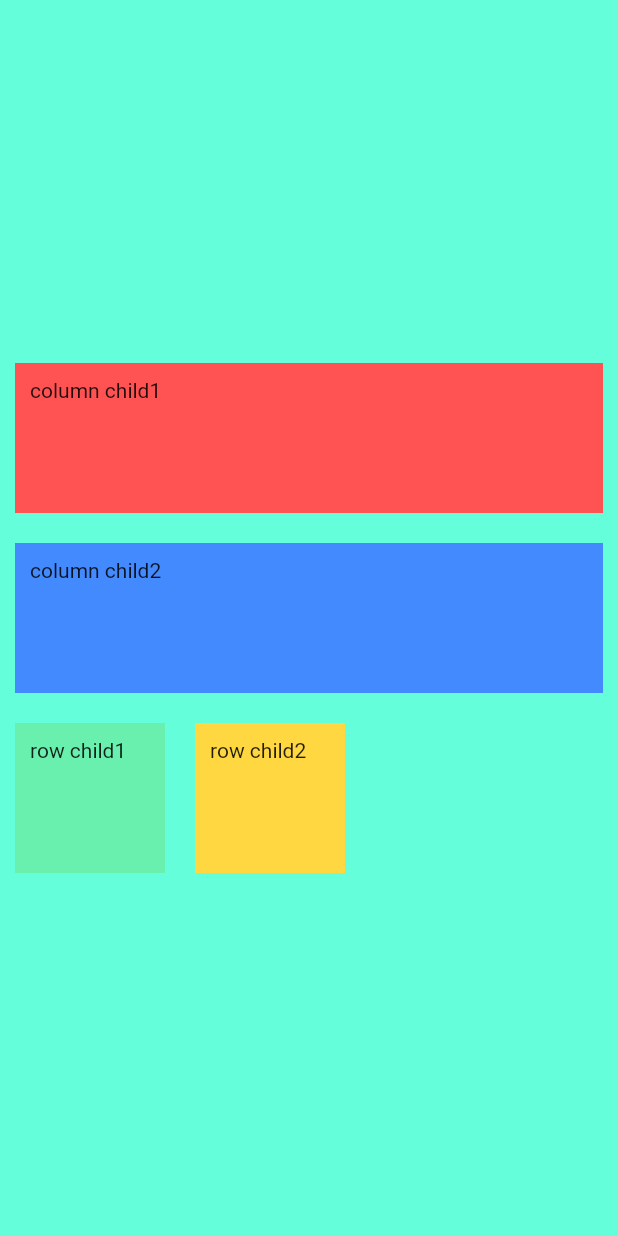
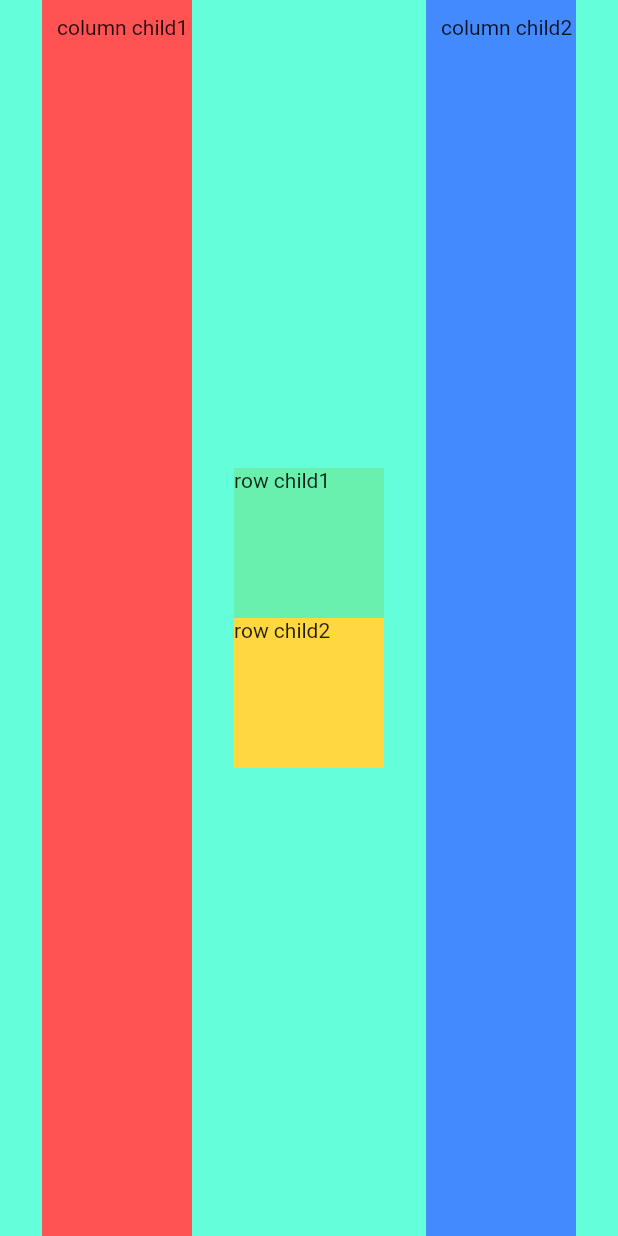
Before and after one commit to siddharth-kothari-spk/Flutter, a Flutter app: the screen it shows after launch, on a phone screen of 412 x 824 dp. Run offline on Flutter 3.47's test engine with Material 2 defaults, Android fonts, the phone set to English and light mode, and no system bars.

Commit message:
module 3 challenge

```diff
--- a/mi_card_flutter-master/lib/main.dart
+++ b/mi_card_flutter-master/lib/main.dart
@@ -13,49 +13,38 @@ class MyApp extends StatelessWidget {
       home: Scaffold(
         backgroundColor: Colors.tealAccent,
         body: SafeArea(
-          child: Column(
-            verticalDirection: VerticalDirection.down,
-            mainAxisAlignment: MainAxisAlignment.center,
+          child: Row(
             crossAxisAlignment: CrossAxisAlignment.stretch,
+            mainAxisAlignment: MainAxisAlignment.spaceEvenly,
             children: [
               Container(
                 color: Colors.redAccent,
                 child: Text("column child1"),
                 height: 100,
                 width: 100,
-                margin: EdgeInsets.fromLTRB(
-                    10, 10, 10, 10), // offset from edges of screen,
                 padding: EdgeInsets.only(left: 10, top: 10),
               ),
-              Container(
-                color: Colors.blueAccent,
-                child: Text("column child2"),
-                height: 100,
-                width: 100,
-                margin: EdgeInsets.fromLTRB(
-                    10, 10, 10, 10), // offset from edges of screen,
-                padding: EdgeInsets.only(left: 10, top: 10),
-              ),
-              Row(children: [
+              Column(mainAxisAlignment: MainAxisAlignment.center, children: [
                 Container(
                   color: Colors.greenAccent,
                   child: Text("row child1"),
                   height: 100,
                   width: 100,
-                  margin: EdgeInsets.fromLTRB(
-                      10, 10, 10, 10), // offset from edges of screen,
-                  padding: EdgeInsets.only(left: 10, top: 10),
                 ),
                 Container(
                   color: Colors.amberAccent,
                   child: Text("row child2"),
                   height: 100,
                   width: 100,
-                  margin: EdgeInsets.fromLTRB(
-                      10, 10, 10, 10), // offset from edges of screen,
-                  padding: EdgeInsets.only(left: 10, top: 10),
                 ),
-              ])
+              ]),
+              Container(
+                color: Colors.blueAccent,
+                child: Text("column child2"),
+                height: 100,
+                width: 100,
+                padding: EdgeInsets.only(left: 10, top: 10),
+              ),
             ],
           ),
         ),
```
Also changed, not shown: 1 other file.
